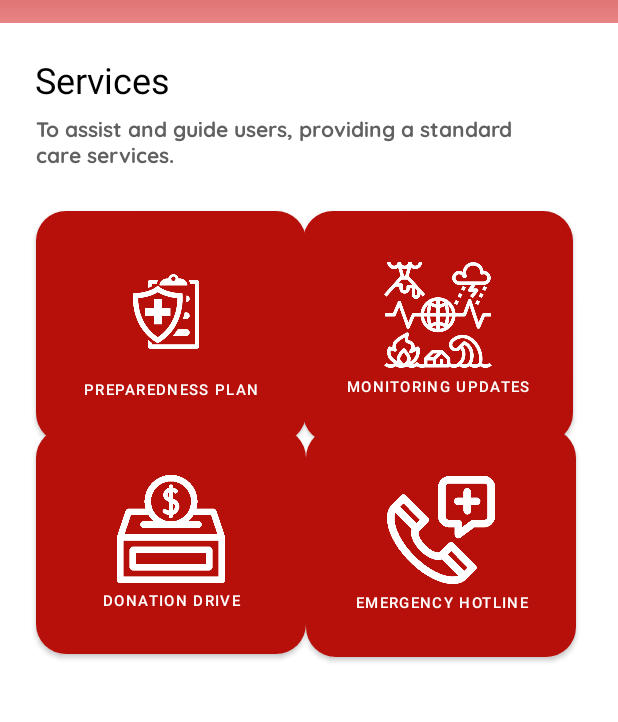
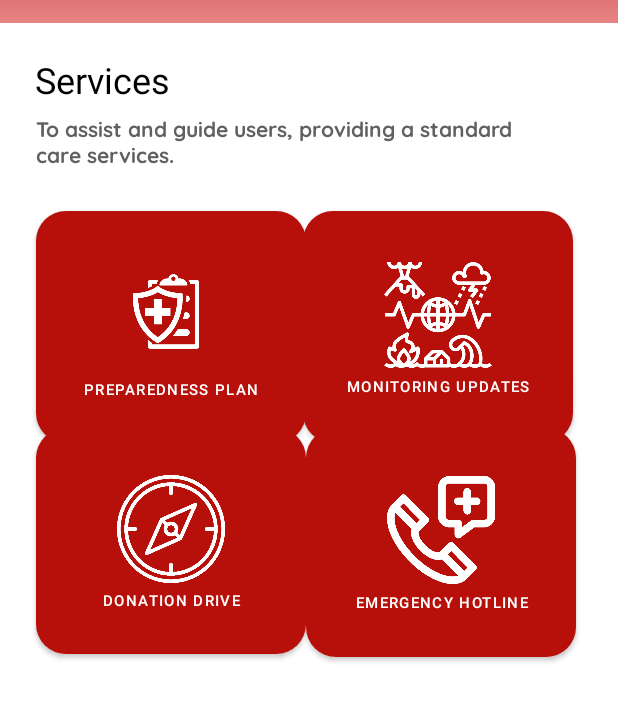
Before and after one commit to poetry4vamp/tomorrow-ready-proj, an Android app: the screen it shows after launch (MainActivity), on a phone screen of 412 x 824 dp, the part 475-1197 px from its top. Run offline under Robolectric (Android 15) with nearby library versions, the phone set to English and light mode, and no system bars; Roboto replaces fonts that are not available here.

Commit message:
Update activity_main.xml

```diff
--- a/app/src/main/res/layout/activity_main.xml
+++ b/app/src/main/res/layout/activity_main.xml
@@ -132,7 +132,7 @@
         app:iconSize="72dp" />
 
     <Button
-        android:id="@+id/btn_donation"
+        android:id="@+id/btn_compass"
         android:layout_width="180dp"
         android:layout_height="165dp"
         android:layout_alignParentStart="true"
@@ -146,7 +146,7 @@
         android:textSize="10dp"
         app:backgroundTint="#b70f0a"
         app:cornerRadius="20sp"
-        app:icon="@drawable/donation"
+        app:icon="@drawable/compassbtn"
         app:iconGravity="textTop"
         app:iconSize="72dp" />
 
```
